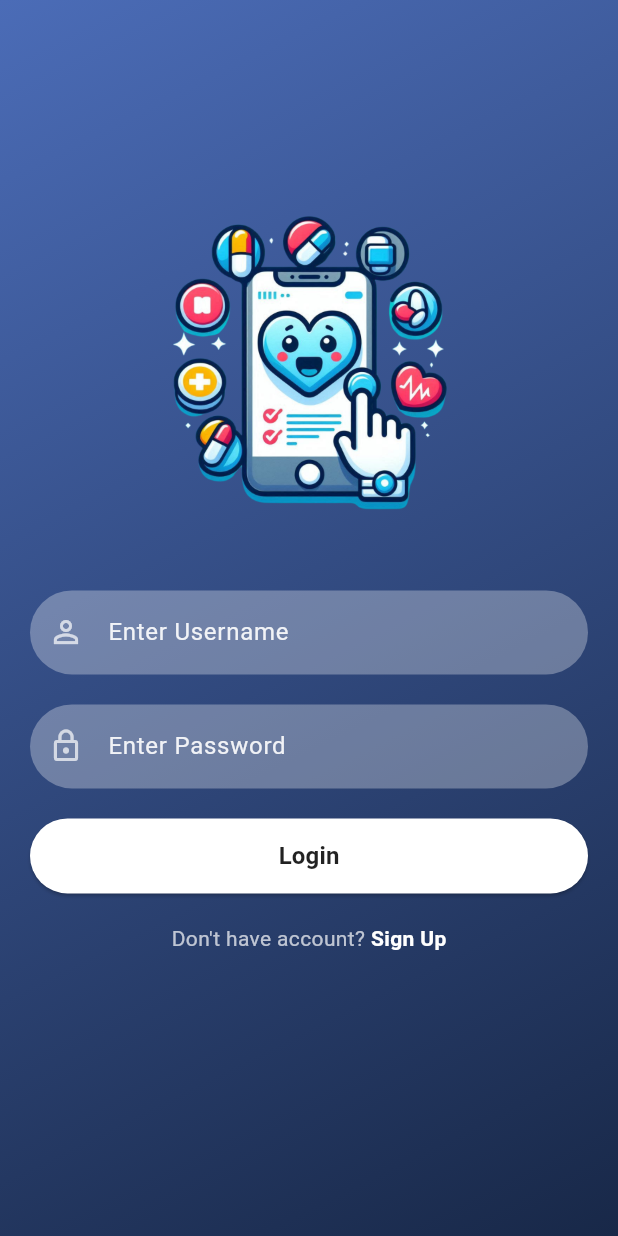
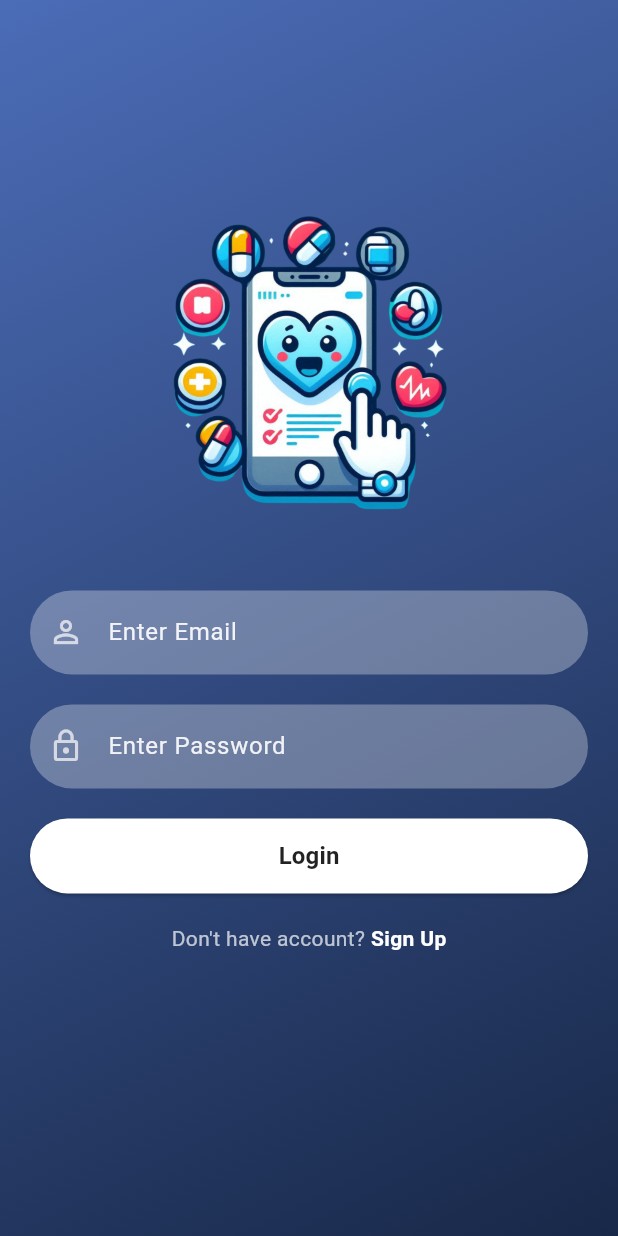
Before and after one commit to IshaK03/LY-Proj, a Flutter app: the HomeScreen screen opened directly, after a tap on "Logout", on a phone screen of 412 x 824 dp. Run offline on Flutter 3.47's test engine with Material 3 defaults, Android fonts, the light colour scheme and no system bars; our stand-ins replace firebase_auth, firebase_core; accounts and stored records are empty.

Commit message:
Firebase basic auth done

```diff
--- a/frontend/lib/main.dart
+++ b/frontend/lib/main.dart
@@ -1,7 +1,10 @@
+import 'package:firebase_core/firebase_core.dart';
 import 'package:flutter/material.dart';
 import 'package:frontend/pages/signin.dart';
 
-void main() {
+void main() async{
+  WidgetsFlutterBinding.ensureInitialized();
+  await Firebase.initializeApp();
   runApp(const MyApp());
 }
 
--- a/frontend/lib/pages/home.dart
+++ b/frontend/lib/pages/home.dart
@@ -1,3 +1,4 @@
+import 'package:firebase_auth/firebase_auth.dart';
 import 'package:flutter/material.dart';
 import 'package:frontend/pages/signIn.dart';
 
@@ -16,7 +17,14 @@ class _HomeScreenState extends State<HomeScreen> {
         child: ElevatedButton(
           child: Text("Logout"),
           onPressed: () {
-            Navigator.push(context, MaterialPageRoute(builder: (context) => SignIn()));
+            FirebaseAuth.instance.signOut().then((value) {
+              print("%%%%%%%%%%%%%%%%%%%%%%----SIGNED OUT");
+              Navigator.push(
+                  context, MaterialPageRoute(builder: (context) => SignIn()));
+            }).onError((error, stackTrace) {
+              print("Error ${error.toString()}");
+            });
+            ;
             // FirebaseAuth.instance.signOut().then((value) {
             //   print("Signed Out");
             //   Navigator.push(context,
--- a/frontend/lib/pages/signIn.dart
+++ b/frontend/lib/pages/signIn.dart
@@ -1,3 +1,4 @@
+import 'package:firebase_auth/firebase_auth.dart';
 import 'package:flutter/material.dart';
 import 'package:frontend/pages/home.dart';
 import 'package:frontend/pages/signUp.dart';
@@ -35,7 +36,7 @@ class _SignInState extends State<SignIn> {
                 SizedBox(
                   height: 30,
                 ),
-                reusableTextField("Enter Username", Icons.person_outline, false,
+                reusableTextField("Enter Email", Icons.person_outline, false,
                     _emailTextController),
                 const SizedBox(
                   height: 20,
@@ -46,7 +47,12 @@ class _SignInState extends State<SignIn> {
                   height: 10,
                 ),
                 signInSignUpButton(context, true, (){
-                  Navigator.push(context, MaterialPageRoute(builder: (context) => HomeScreen()));
+                  FirebaseAuth.instance.signInWithEmailAndPassword(email: _emailTextController.text, password: _passwordTextController.text).then((value){
+                    print("****************************LOGGED IN");
+                    Navigator.push(context, MaterialPageRoute(builder: (context) => HomeScreen()));
+                  }).onError((error, stackTrace) {
+                    print("Error ${error.toString()}");
+                  });
                 }),
                 signUpOption(),
               ],
```
Also changed, not shown: frontend/lib/pages/signUp.dart (+9 -14 lines), 1 other file.
